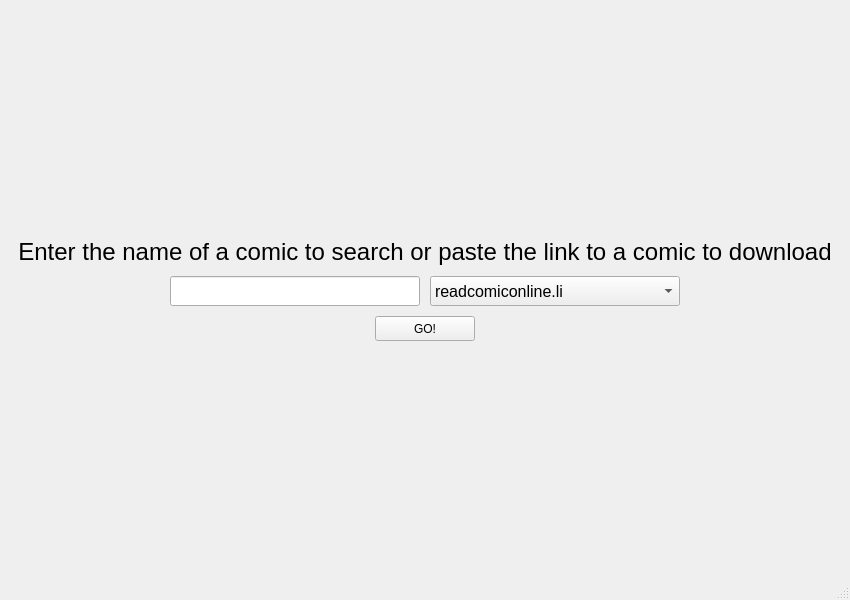
The window that UI/Start.ui (UjwalReddy267/COMIC_SD) describes before a commit, drawn with Qt 5.
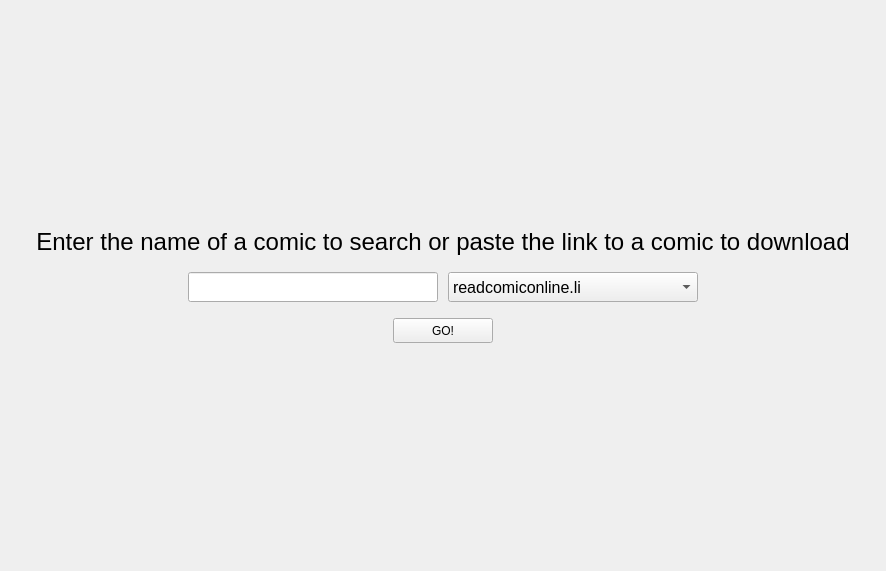
The same window after the commit.

What changed in the file:
```diff
--- a/UI/Start.ui
+++ b/UI/Start.ui
@@ -1,26 +1,19 @@
 <?xml version="1.0" encoding="UTF-8"?>
 <ui version="4.0">
- <class>mainWindow</class>
- <widget class="QMainWindow" name="mainWindow">
-  <property name="geometry">
-   <rect>
-    <x>0</x>
-    <y>0</y>
-    <width>850</width>
-    <height>600</height>
-   </rect>
-  </property>
-  <property name="windowTitle">
-   <string>Comic SD</string>
-  </property>
+ <class>startFrame</class>
   <widget class="QWidget" name="startFrame">
-   <property name="layoutDirection">
-    <enum>Qt::LeftToRight</enum>
+  <property name="geometry">
+   <rect>
+    <x>0</x>
+    <y>0</y>
+    <width>886</width>
+    <height>571</height>
+   </rect>
+  </property>
+  <property name="windowTitle">
+   <string>Form</string>
    </property>
    <layout class="QVBoxLayout" name="verticalLayout">
-    <property name="spacing">
-     <number>0</number>
-    </property>
     <item>
      <spacer name="verticalSpacer_3">
       <property name="orientation">
@@ -200,18 +193,6 @@
      </spacer>
     </item>
    </layout>
-  </widget>
-  <widget class="QMenuBar" name="menubar">
-   <property name="geometry">
-    <rect>
-     <x>0</x>
-     <y>0</y>
-     <width>850</width>
-     <height>22</height>
-    </rect>
-   </property>
-  </widget>
-  <widget class="QStatusBar" name="statusbar"/>
  </widget>
  <resources/>
  <connections/>
```
Left out of the diff: 4 changed lines with no effect on the pictures. Lines whose indentation alone changed are shown as unchanged.
